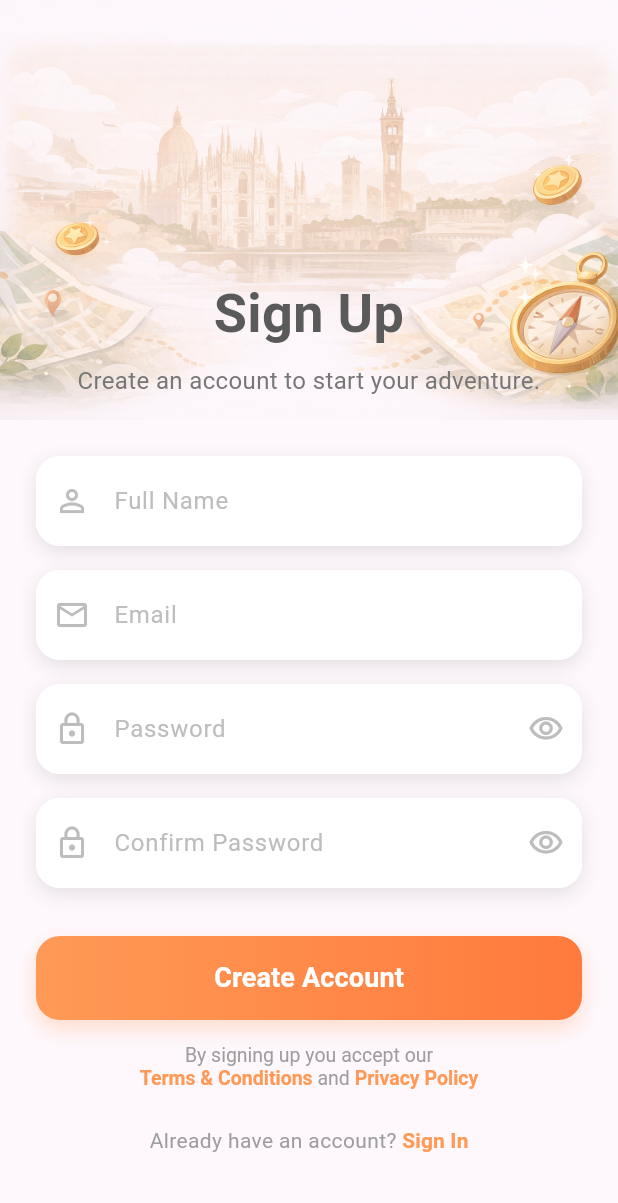
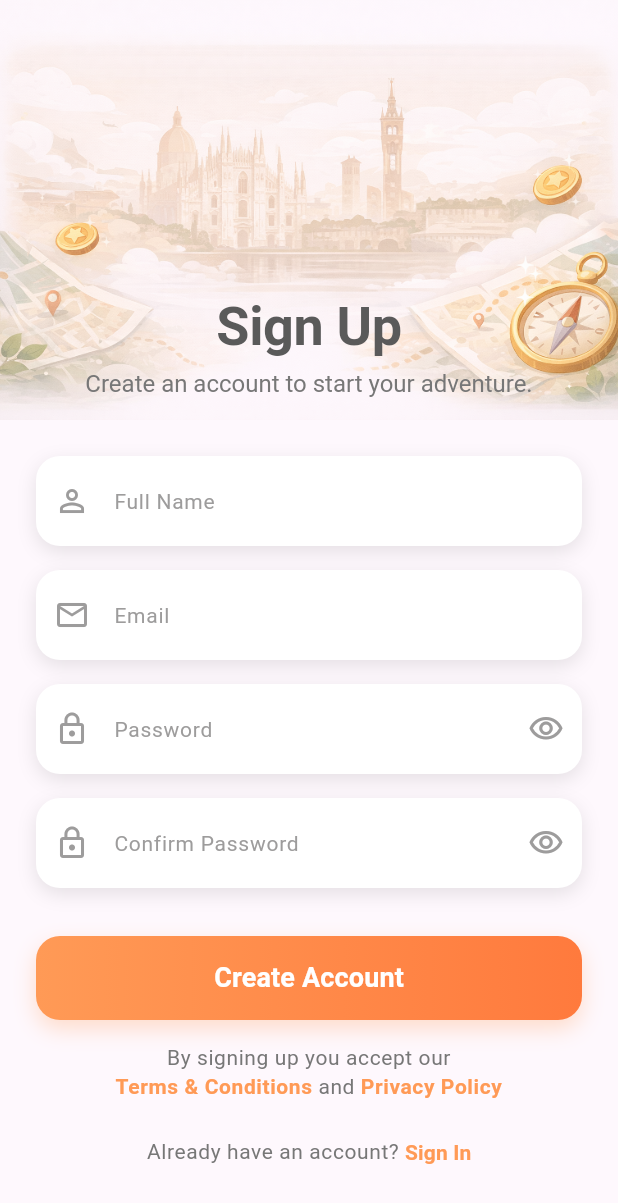
Before and after one commit to gabrielP-04/urban_quest, a Flutter app: the screen it shows after launch, after a tap on "Sign In", after a tap on "Sign Up", on a phone screen of 412 x 824 dp. Shown: the top 1203 px of the screen. Run offline on Flutter 3.47's test engine with Material 3 defaults, Android fonts, the phone set to English and light mode, and no system bars; our stand-ins replace cloud_firestore, firebase_auth, firebase_core; accounts and stored records are empty.

Commit message:
Color schema

```diff
--- a/lib/main.dart
+++ b/lib/main.dart
@@ -2,6 +2,7 @@
 import 'package:firebase_core/firebase_core.dart';
 import 'firebase_options.dart';
 import 'screens/auth/auth_wrapper.dart';
+import 'theme/app_theme.dart';
 
 void main() async {
   WidgetsFlutterBinding.ensureInitialized();
@@ -22,15 +23,7 @@
     return MaterialApp(
       title: 'UrbanQuest',
       debugShowCheckedModeBanner: false,
-      theme: ThemeData(
-        primarySwatch: Colors.deepOrange,
-        useMaterial3: true,
-        colorScheme: ColorScheme.fromSeed(
-          seedColor: Colors.deepOrange,
-          primary: Colors.deepOrange,
-          brightness: Brightness.light,
-        ),
-      ),
+      theme: AppTheme.lightTheme,
       home: const AuthWrapper(),
     );
   }
--- a/lib/screens/auth/login_screen.dart
+++ b/lib/screens/auth/login_screen.dart
@@ -43,7 +43,7 @@
         ScaffoldMessenger.of(context).showSnackBar(
           SnackBar(
             content: Text(e.toString()),
-            backgroundColor: Colors.red,
+            backgroundColor: Theme.of(context).colorScheme.error,
             behavior: SnackBarBehavior.floating,
           ),
         );
@@ -65,7 +65,6 @@
   @override
   Widget build(BuildContext context) {
     return Scaffold(
-      backgroundColor: const Color.fromARGB(255, 254, 248, 253),
       body: SafeArea(
         child: SingleChildScrollView(
           child: Column(
@@ -86,7 +85,7 @@
                   ),
 
                   // Título y subtítulo sobre la imagen
-                  const Positioned(
+                  Positioned(
                     bottom: 15,
                     left: 0,
                     right: 0,
@@ -95,20 +94,13 @@
                         Text(
                           'Welcome',
                           textAlign: TextAlign.center,
-                          style: TextStyle(
-                            fontSize: 36,
-                            fontWeight: FontWeight.bold,
-                            color: Color(0xFF5A5A5A),
+                          style: Theme.of(context).textTheme.displayLarge,
                         ),
-                        ),
-                        SizedBox(height: 8),
+                        const SizedBox(height: 8),
                         Text(
                           'Explore the city and discover its secrets',
                           textAlign: TextAlign.center,
-                          style: TextStyle(
-                            fontSize: 16,
-                            color: Color.fromARGB(255, 119, 119, 119),
-                          ),
+                          style: Theme.of(context).textTheme.displayMedium,
                         ),
                       ],
                     ),
@@ -125,43 +117,11 @@
                     crossAxisAlignment: CrossAxisAlignment.stretch,
                     children: [
                       // Campo Email
-                      Container(
-                        decoration: BoxDecoration(
-                          color: Colors.white,
-                          borderRadius: BorderRadius.circular(16),
-                          boxShadow: [
-                            BoxShadow(
-                              color: Colors.black.withValues(alpha: 0.1),
-                              blurRadius: 10,
-                              offset: const Offset(0, 4),
-                            ),
-                          ],
-                        ),
-                        child: TextFormField(
+                      _buildTextField(
                         controller: _emailController,
+                        hintText: 'Email',
+                        icon: Icons.email_outlined,
                         keyboardType: TextInputType.emailAddress,
-                          textInputAction: TextInputAction.next,
-                          style: const TextStyle(fontSize: 16),
-                          decoration: InputDecoration(
-                            hintText: 'Email',
-                            hintStyle: const TextStyle(
-                              color: Color(0xFFBDBDBD),
-                            ),
-                            prefixIcon: const Icon(
-                              Icons.email_outlined,
-                              color: Color(0xFFBDBDBD),
-                            ),
-                            border: OutlineInputBorder(
-                              borderRadius: BorderRadius.circular(16),
-                              borderSide: BorderSide.none,
-                            ),
-                            filled: true,
-                            fillColor: Colors.white,
-                            contentPadding: const EdgeInsets.symmetric(
-                              horizontal: 20,
-                              vertical: 18,
-                            ),
-                          ),
                         validator: (value) {
                           if (value == null || value.isEmpty) {
                             return 'Enter your email';
@@ -172,73 +132,29 @@
                           return null;
                         },
                       ),
-                      ),
                       const SizedBox(height: 16),
 
                       // Campo Contraseña
-                      Container(
-                        decoration: BoxDecoration(
-                          color: Colors.white,
-                          borderRadius: BorderRadius.circular(16),
-                          boxShadow: [
-                            BoxShadow(
-                              color: Colors.black.withValues(alpha: 0.1),
-                              blurRadius: 10,
-                              offset: const Offset(0, 4),
-                            ),
-                          ],
-                        ),
-                        child: TextFormField(
+                      _buildTextField(
                         controller: _passwordController,
+                        hintText: 'Password',
+                        icon: Icons.lock_outline,
                         obscureText: _obscurePassword,
-                          textInputAction: TextInputAction.done,
-                          onFieldSubmitted: (_) => _signIn(),
-                          style: const TextStyle(fontSize: 16),
-                          decoration: InputDecoration(
-                            hintText: 'Password',
-                            hintStyle: const TextStyle(
-                              color: Color(0xFFBDBDBD),
-                            ),
-                            prefixIcon: const Icon(
-                              Icons.lock_outline,
-                              color: Color(0xFFBDBDBD),
-                            ),
-                            suffixIcon:
-                                IconButton(
-                                  icon: Icon(
-                                    _obscurePassword
-                                        ? Icons.visibility_outlined
-                                        : Icons.visibility_off_outlined,
-                                    color: const Color(0xFFBDBDBD),
-                                  ),
-                                  onPressed: () {
-                                    setState(() {
-                                      _obscurePassword = !_obscurePassword;
-                                    });
+                        showToggle: true,
+                        onToggle: () {
+                          setState(() => _obscurePassword = !_obscurePassword);
                         },
-                                ),
-                            border: OutlineInputBorder(
-                              borderRadius: BorderRadius.circular(16),
-                              borderSide: BorderSide.none,
-                            ),
-                            filled: true,
-                            fillColor: Colors.white,
-                            contentPadding: const EdgeInsets.symmetric(
-                              horizontal: 20,
-                              vertical: 18,
-                            ),
-                          ),
                         validator: (value) {
                           if (value == null || value.isEmpty) {
-                              return 'Enter your password';
+                            return 'Enter a password';
                           }
                           if (value.length < 6) {
-                              return 'Password must be at least 6 characters';
+                            return 'At least 6 characters';
                           }
                           return null;
                         },
                       ),
-                      ),
+
                       const SizedBox(height: 24),
 
                       // Botón Login
@@ -254,7 +170,8 @@
                           borderRadius: BorderRadius.circular(16),
                           boxShadow: [
                             BoxShadow(
-                              color: const Color(0xFFFF9A56).withValues(alpha: 0.3),
+                              color: const Color(0xFFFF9A56)
+                                  .withValues(alpha: 0.3),
                               blurRadius: 12,
                               offset: const Offset(0, 6),
                             ),
@@ -301,13 +218,12 @@
                               ),
                             );
                           },
-                          child: const Text(
+                          child: Text(
                             'Forgot your password?',
                             style: TextStyle(
-                              color: Color(0xFFFF9A56),
+                                color: Theme.of(context).colorScheme.secondary,
                                 fontSize: 14,
-                              fontWeight: FontWeight.bold
-                            ),
+                                fontWeight: FontWeight.bold),
                           ),
                         ),
                       ),
@@ -318,12 +234,9 @@
                         child: Row(
                           mainAxisAlignment: MainAxisAlignment.center,
                           children: [
-                            const Text(
+                            Text(
                               "Don't have an account yet? ",
-                              style: TextStyle(
-                                color: Color(0xFF9E9E9E),
-                                fontSize: 14,
-                              ),
+                              style: Theme.of(context).textTheme.bodySmall,
                             ),
                             TextButton(
                               onPressed: _goToRegister,
@@ -332,10 +245,11 @@
                                 minimumSize: const Size(0, 0),
                                 tapTargetSize: MaterialTapTargetSize.shrinkWrap,
                               ),
-                              child: const Text(
+                              child: Text(
                                 'Sign Up',
                                 style: TextStyle(
-                                  color: Color(0xFFFF9A56),
+                                  color:
+                                      Theme.of(context).colorScheme.secondary,
                                   fontSize: 14,
                                   fontWeight: FontWeight.bold,
                                 ),
@@ -354,4 +268,84 @@
       ),
     );
   }
+
+  Widget _buildTextField({
+    required TextEditingController controller,
+    required String hintText,
+    required IconData icon,
+    TextInputType? keyboardType,
+    bool obscureText = false,
+    bool showToggle = false,
+    VoidCallback? onToggle,
+    String? Function(String?)? validator,
+  }) {
+    return FormField<String>(
+      validator: validator,
+      builder: (FormFieldState<String> state) {
+        return Column(
+          crossAxisAlignment: CrossAxisAlignment.start,
+          children: [
+            Container(
+              decoration: BoxDecoration(
+                borderRadius: BorderRadius.circular(16),
+                boxShadow: [
+                  BoxShadow(
+                    color: Colors.black.withValues(alpha: 0.10),
+                    blurRadius: 10,
+                    offset: const Offset(0, 4),
+                  ),
+                ],
+              ),
+              child: TextField(
+                controller: controller,
+                keyboardType: keyboardType,
+                obscureText: obscureText,
+                onChanged: (v) {
+                  state.didChange(v); // actualiza el valor del FormField
+                },
+                onEditingComplete: () {
+                  state.validate(); // fuerza validación al terminar
+                  FocusScope.of(state.context).nextFocus();
+                },
+                decoration: InputDecoration(
+                  hintText: hintText,
+                  prefixIcon: Icon(icon),
+                  suffixIcon: showToggle
+                      ? IconButton(
+                          icon: Icon(
+                            obscureText
+                                ? Icons.visibility_outlined
+                                : Icons.visibility_off_outlined,
+                          ),
+                          onPressed: onToggle,
+                        )
+                      : null,
+                  filled: true,
+                  fillColor: Theme.of(state.context).colorScheme.surface,
+                  border: OutlineInputBorder(
+                    borderRadius: BorderRadius.circular(16),
+                    borderSide: BorderSide.none,
+                  ),
+                  contentPadding: const EdgeInsets.symmetric(
+                    horizontal: 20,
+                    vertical: 18,
+                  ),
+                ),
+              ),
+            ),
+
+            if (state.hasError) ...[
+              const SizedBox(height: 6),
+              Text(
+                state.errorText!,
+                style: Theme.of(state.context).textTheme.bodySmall?.copyWith(
+                color: Theme.of(state.context).colorScheme.error,
+                    ),
+              ),
+            ],
+          ],
+        );
+      },
+    );
   }
+}
--- a/lib/screens/auth/register_screen.dart
+++ b/lib/screens/auth/register_screen.dart
@@ -106,7 +106,6 @@
   @override
   Widget build(BuildContext context) {
     return Scaffold(
-      backgroundColor: const Color.fromARGB(255, 254, 248, 253),
       body: SafeArea(
         child: SingleChildScrollView(
           child: Column(
@@ -127,7 +126,7 @@
                   ),
 
                   // Título y subtítulo sobre la imagen
-                  const Positioned(
+                  Positioned(
                     bottom: 15,
                     left: 0,
                     right: 0,
@@ -136,20 +135,13 @@
                         Text(
                           'Sign Up',
                           textAlign: TextAlign.center,
-                          style: TextStyle(
-                            fontSize: 36,
-                            fontWeight: FontWeight.bold,
-                            color: Color(0xFF5A5A5A),
+                          style: Theme.of(context).textTheme.displayLarge,
                         ),
-                        ),
-                        SizedBox(height: 8),
+                        const SizedBox(height: 8),
                         Text(
                           'Create an account to start your adventure.',
                           textAlign: TextAlign.center,
-                          style: TextStyle(
-                            fontSize: 16,
-                            color: Color.fromARGB(255, 119, 119, 119),
-                          ),
+                          style: Theme.of(context).textTheme.displayMedium
                         ),
                       ],
                     ),
@@ -271,20 +263,20 @@
                             ),
                           ),
                           child: _isLoading
-                              ? const SizedBox(
+                              ? SizedBox(
                                   height: 24,
                                   width: 24,
                                   child: CircularProgressIndicator(
-                                    color: Colors.white,
+                                    color: Theme.of(context).colorScheme.onPrimary,
                                     strokeWidth: 2,
                                   ),
                                 )
-                              : const Text(
+                              : Text(
                                   'Create Account',
                                   style: TextStyle(
                                     fontSize: 18,
                                     fontWeight: FontWeight.bold,
-                                    color: Colors.white,
+                                    color: Theme.of(context).colorScheme.onPrimary,
                                   ),
                                 ),
                         ),
@@ -294,25 +286,22 @@
                       // Términos y condiciones
                       RichText(
                         textAlign: TextAlign.center,
-                        text: const TextSpan(
-                          style: TextStyle(
-                            fontSize: 13,
-                            color: Color(0xFF9E9E9E),
-                          ),
-                          children: [
-                            TextSpan(text: 'By signing up you accept our\n'),
+                        text: TextSpan(
+                          style: Theme.of(context).textTheme.bodySmall,
+                          children:  [
+                            const TextSpan(text: 'By signing up you accept our\n'),
                             TextSpan(
                               text: 'Terms & Conditions',
                               style: TextStyle(
-                                color: Color(0xFFFF9A56),
+                                color: Theme.of(context).colorScheme.secondary,
                                 fontWeight: FontWeight.w600,
                               ),
                             ),
-                            TextSpan(text: ' and '),
+                            const TextSpan(text: ' and '),
                             TextSpan(
                               text: 'Privacy Policy',
                               style: TextStyle(
-                                color: Color(0xFFFF9A56),
+                                color: Theme.of(context).colorScheme.secondary,
                                 fontWeight: FontWeight.w600,
                               ),
                             ),
@@ -326,12 +315,9 @@
                         child: Row(
                           mainAxisAlignment: MainAxisAlignment.center,
                           children: [
-                            const Text(
+                            Text(
                               'Already have an account? ',
-                              style: TextStyle(
-                                color: Color(0xFF9E9E9E),
-                                fontSize: 14,
-                              ),
+                              style: Theme.of(context).textTheme.bodySmall,
                             ),
                             TextButton(
                               onPressed: () => Navigator.pop(context),
@@ -340,10 +326,10 @@
                                 minimumSize: const Size(0, 0),
                                 tapTargetSize: MaterialTapTargetSize.shrinkWrap,
                               ),
-                              child: const Text(
+                              child: Text(
                                 'Sign In',
                                 style: TextStyle(
-                                  color: Color(0xFFFF9A56),
+                                  color: Theme.of(context).colorScheme.secondary,
                                   fontSize: 14,
                                   fontWeight: FontWeight.bold,
                                 ),
@@ -363,7 +349,6 @@
     );
   }
 
-  // Widget helper para campos de texto
    Widget _buildTextField({
     required TextEditingController controller,
     required String hintText,
@@ -374,61 +359,73 @@
     VoidCallback? onToggle,
     String? Function(String?)? validator,
   }) {
-    return Container(
+    return FormField<String>(
+      validator: validator,
+      builder: (FormFieldState<String> state) {
+        return Column(
+          crossAxisAlignment: CrossAxisAlignment.start,
+          children: [
+            Container(
               decoration: BoxDecoration(
-        color: Colors.white,
                 borderRadius: BorderRadius.circular(16),
                 boxShadow: [
                   BoxShadow(
-            color: Colors.black.withValues(alpha: 0.1),
+                    color: Colors.black.withValues(alpha: 0.10),
                     blurRadius: 10,
                     offset: const Offset(0, 4),
                   ),
                 ],
               ),
-      child: TextFormField(
+              child: TextField(
                 controller: controller,
                 keyboardType: keyboardType,
                 obscureText: obscureText,
-        style: const TextStyle(fontSize: 16),
+                onChanged: (v) {
+                  state.didChange(v); // actualiza el valor del FormField
+                },
+                onEditingComplete: () {
+                  state.validate(); // fuerza validación al terminar
+                  FocusScope.of(state.context).nextFocus();
+                },
                 decoration: InputDecoration(
                   hintText: hintText,
-          hintStyle: const TextStyle(
-            color: Color(0xFFBDBDBD),
-          ),
-          prefixIcon: Icon(
-            icon,
-            color: const Color(0xFFBDBDBD),
-          ),
+                  prefixIcon: Icon(icon),
                   suffixIcon: showToggle
-              ? Row(
-                  mainAxisSize: MainAxisSize.min,
-                  children: [
-                    IconButton(
+                      ? IconButton(
                           icon: Icon(
                             obscureText
                                 ? Icons.visibility_outlined
                                 : Icons.visibility_off_outlined,
-                        color: const Color(0xFFBDBDBD),
                           ),
                           onPressed: onToggle,
-                    ),
-                  ],
                         )
                       : null,
+                  filled: true,
+                  fillColor: Theme.of(state.context).colorScheme.surface,
                   border: OutlineInputBorder(
                     borderRadius: BorderRadius.circular(16),
                     borderSide: BorderSide.none,
                   ),
-          filled: true,
-          fillColor: Colors.white,
                   contentPadding: const EdgeInsets.symmetric(
                     horizontal: 20,
                     vertical: 18,
                   ),
                 ),
-        validator: validator,
               ),
+            ),
+
+            if (state.hasError) ...[
+              const SizedBox(height: 6),
+              Text(
+                state.errorText!,
+                style: Theme.of(state.context).textTheme.bodySmall?.copyWith(
+                color: Theme.of(state.context).colorScheme.error,
+                    ),
+              ),
+            ],
+          ],
+        );
+      },
     );
   }
 }
--- /dev/null
+++ b/lib/theme/app_style.dart
@@ -0,0 +1,13 @@
+import 'package:flutter/material.dart';
+
+class AppStyles {
+  static BorderRadius cardRadius = BorderRadius.circular(16);
+
+  static List<BoxShadow> cardShadow = [
+    BoxShadow(
+      color: Colors.black.withValues(alpha: 0.1),
+      blurRadius: 10,
+      offset: const Offset(0, 4),
+    ),
+  ];
+}
--- /dev/null
+++ b/lib/theme/app_theme.dart
@@ -0,0 +1,60 @@
+import 'package:flutter/material.dart';
+
+class AppTheme {
+  static const Color primary = Colors.deepOrange;
+  static const Color secondary = Color(0xFFFF9A56);
+  static const Color background = Color(0xFFFEF8FD);
+  static const Color surface = Colors.white;
+  static const Color border = Color(0xFFE0E0E0);
+
+  static const Color title = Color(0xFF5A5A5A);
+  static const Color subtitle = Color(0xFF777777);
+  static const Color labels = Color(0xFF9D9C9C);
+  static const Color bodyS = Color(0xFF777777);
+  static const Color textPrimary = Color(0xFF212121);
+
+
+  static ThemeData lightTheme = ThemeData(
+    useMaterial3: true,
+    scaffoldBackgroundColor: background,
+    colorScheme: const ColorScheme(
+      brightness: Brightness.light,
+      primary: primary,
+      onPrimary: Colors.white,
+      secondary: secondary,
+      onSecondary: Colors.white,
+      surface: surface,
+      onSurface: textPrimary,
+      error: Colors.red,
+      onError: Colors.white,
+    ),
+
+    textTheme: const TextTheme(
+      displayLarge: TextStyle(
+        fontSize: 36,
+        fontWeight: FontWeight.bold,
+        color: title,
+      ),
+      displayMedium: TextStyle(
+         fontSize: 16,
+         color: subtitle
+      ),
+      bodySmall: TextStyle(
+        color: bodyS,
+        fontSize: 14,
+      ),
+    ),
+
+    inputDecorationTheme: const InputDecorationTheme(
+      filled: true,
+      hintStyle: TextStyle(
+        color: labels,
+        fontSize: 14,
+      ),
+      prefixIconColor: labels,
+      suffixIconColor: labels,
+    ),
+  );
+
+
+}
```
Lines whose indentation alone changed are shown as unchanged.
